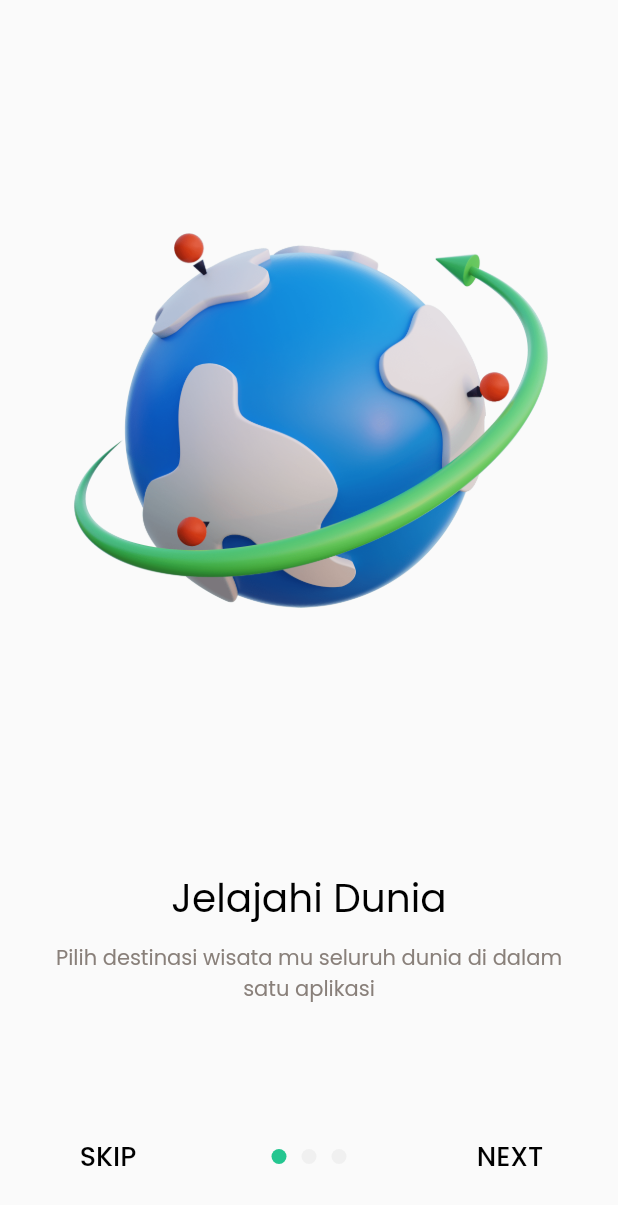
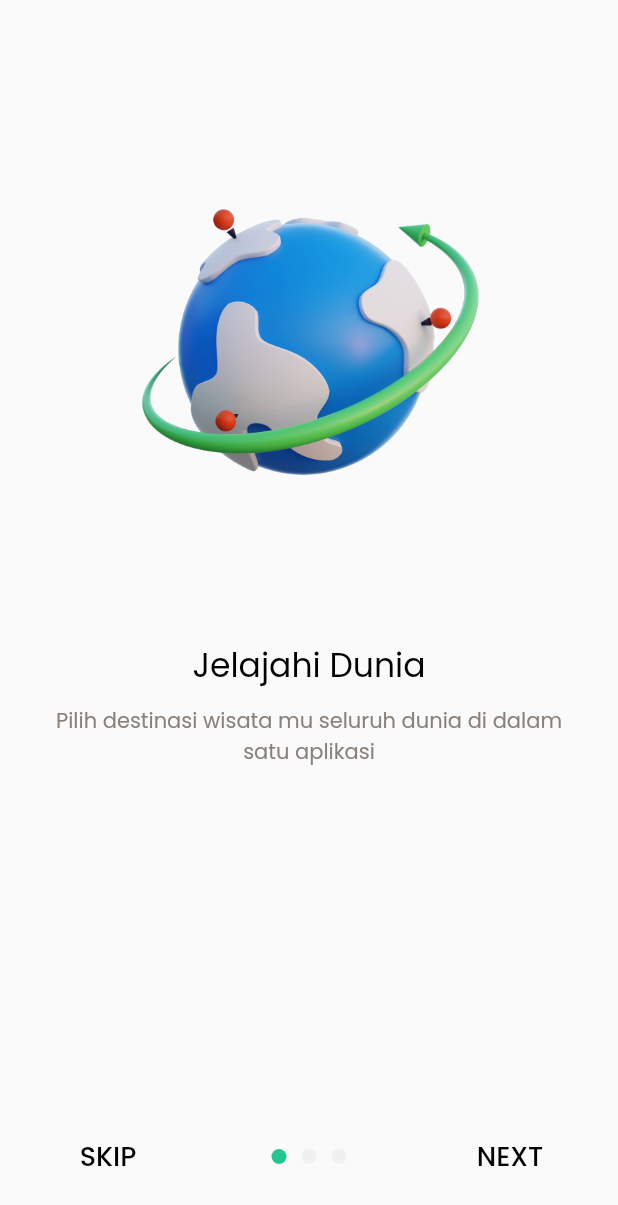
Before and after one commit to TedoHarisC/submission-dicoding-flutter, a Flutter app: the screen it shows after launch, on a phone screen of 412 x 824 dp. Shown: the top 1205 px of the screen. Run offline on Flutter 3.47's test engine with Material 2 defaults, Android fonts, the phone set to English and light mode, and no system bars; drawn by our look-alikes of carousel_slider; our stand-ins replace bloc, flutter_bloc, fluttertoast, google_fonts, shimmer; statements that could not run were skipped.

Commit message:
Memperbaiki On Boarding agar tidak overflow

```diff
--- a/lib/widgets/onboarding_item.dart
+++ b/lib/widgets/onboarding_item.dart
@@ -21,15 +21,12 @@ class OnBoardingItem extends StatelessWidget {
       child: Column(
         children: [
           const SizedBox(height: 100),
-          Image.asset(
-            imageUrl,
-            width: double.infinity,
-          ),
-          const SizedBox(height: 127),
+          Image.asset(imageUrl, width: double.infinity, height: 250),
+          const SizedBox(height: 77),
           Text(
             title,
             style: blackTextStyle.copyWith(
-              fontSize: 26,
+              fontSize: 22,
             ),
           ),
           const SizedBox(height: 10),
```
